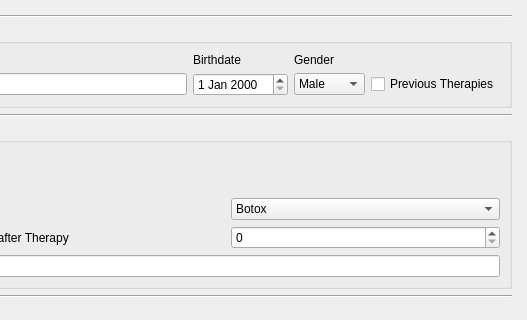
Above: 3drekonstruktionspeiseroehre/ui-files/file_selection_window_design.ui from ds-lab/EsophagusVisualization before the change; both pictures show x 347 to 874 and y 0 to 320 of the 874 by 994 pixel window. Below: the same form after it.
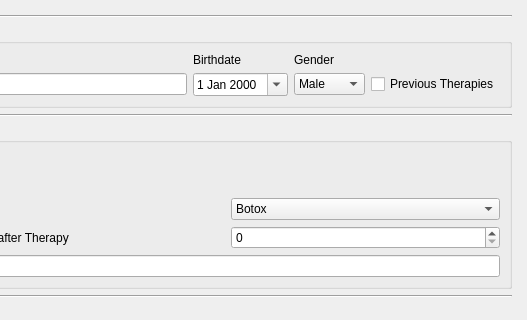
That is the form after the change.

Commit message: UI file für vorhergehende Therapien der Patienten

```diff
--- a/3drekonstruktionspeiseroehre/ui-files/file_selection_window_design.ui
+++ b/3drekonstruktionspeiseroehre/ui-files/file_selection_window_design.ui
@@ -324,7 +324,11 @@
          <item row="0" column="0">
           <layout class="QGridLayout" name="gridLayout_5">
            <item row="1" column="1">
-            <widget class="QDateEdit" name="Bithdate"/>
+            <widget class="QDateEdit" name="Bithdate">
+             <property name="calendarPopup">
+              <bool>true</bool>
+             </property>
+            </widget>
            </item>
            <item row="0" column="1">
             <widget class="QLabel" name="Birthdate">
```
The commit also changes 1 other file.
